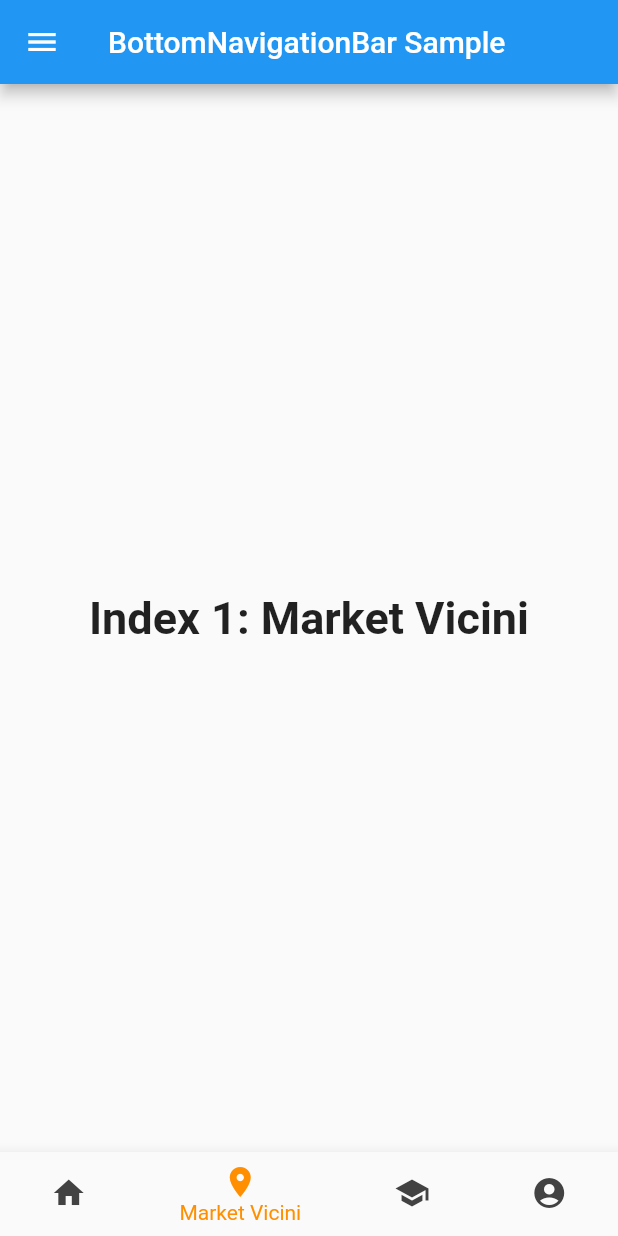
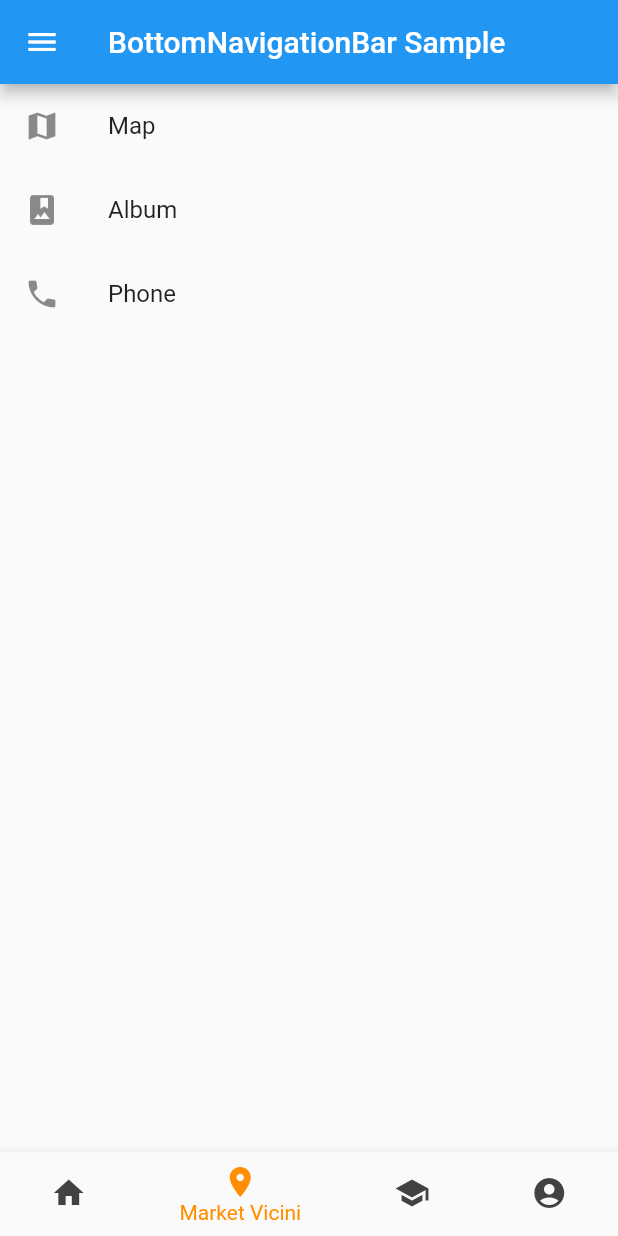
Before and after one commit to zfeder/marketshop_app, a Flutter app: the screen it shows after launch, item 2 of the bottom bar chosen, on a phone screen of 412 x 824 dp. Run offline on Flutter 3.47's test engine with Material 2 defaults, Android fonts, the phone set to English and light mode, and no system bars.

Commit message:
listview in market

```diff
--- a/lib/main.dart
+++ b/lib/main.dart
@@ -76,9 +76,21 @@ class _MyStatefulWidgetState extends State<MyStatefulWidget> {
         ),
       ),
 
-    const Text(
-      'Index 1: Market Vicini',
-      style: optionStyle,
+    ListView(
+      children: const <Widget>[
+        ListTile(
+          leading: Icon(Icons.map),
+          title: Text('Map'),
+        ),
+        ListTile(
+          leading: Icon(Icons.photo_album),
+          title: Text('Album'),
+        ),
+        ListTile(
+          leading: Icon(Icons.phone),
+          title: Text('Phone'),
+        ),
+      ],
     ),
 
     const Text(
```
